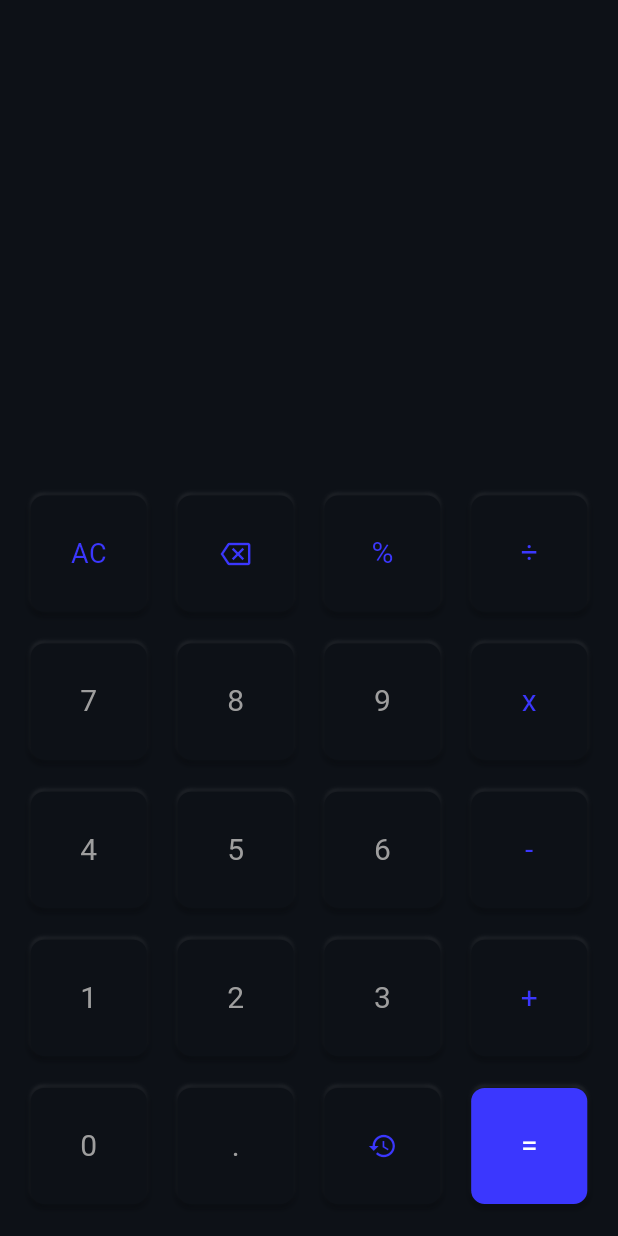
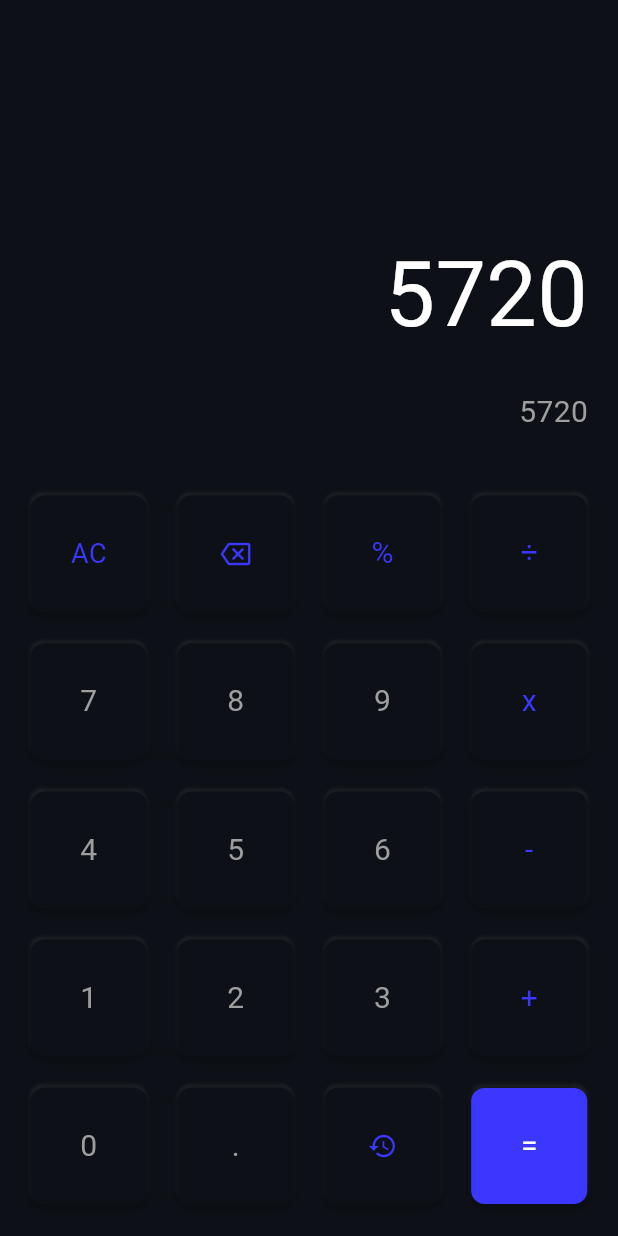
Before and after one commit to itsAliTahir/flutter_calculator_app, a Flutter app: the screen it shows after launch, on a phone screen of 412 x 824 dp. Run offline on Flutter 3.47's test engine with Material 3 defaults, Android fonts, the phone set to English and light mode, and no system bars; drawn by our look-alikes of flutter_bounceable.

Commit message:
basic theme made

```diff
--- a/lib/screens/homescreen.dart
+++ b/lib/screens/homescreen.dart
@@ -1,5 +1,6 @@
 import 'package:calculator_app/models/themedata.dart';
 import 'package:calculator_app/widgets/numpad.dart';
+import 'package:calculator_app/widgets/screen.dart';
 import 'package:flutter/material.dart';
 
 class HomeScreen extends StatelessWidget {
@@ -9,20 +10,15 @@ class HomeScreen extends StatelessWidget {
   Widget build(BuildContext context) {
     return Scaffold(
       backgroundColor: themeColor,
-      body: Column(
+      body: const Column(
         children: [
           Expanded(
             flex: 3,
-            child: Container(
-                // color: Colors.amber,
-                ),
+            child: Screen(),
           ),
           Expanded(
             flex: 5,
-            child: Container(
-              // color: Colors.blue,
-              child: NumPad(),
-            ),
+            child: NumPad(),
           )
         ],
       ),
--- a/lib/widgets/button.dart
+++ b/lib/widgets/button.dart
@@ -3,12 +3,12 @@ import 'package:flutter_bounceable/flutter_bounceable.dart';
 
 import '../models/themedata.dart';
 
+// ignore: must_be_immutable
 class Button extends StatefulWidget {
   String text;
   Color textColor;
   Color backgroundColor;
-  Button(String this.text, Color this.textColor, Color this.backgroundColor,
-      {super.key});
+  Button(this.text, this.textColor, this.backgroundColor, {super.key});
 
   @override
   State<Button> createState() => _ButtonState();
@@ -21,9 +21,6 @@ class _ButtonState extends State<Button> {
   Widget build(BuildContext context) {
     double screenWidth = MediaQuery.of(context).size.width;
     double screenHeight = MediaQuery.of(context).size.height;
-
-    print(screenWidth);
-    print(screenHeight);
     return Bounceable(
       onTap: () {},
       onTapDown: (p0) {
--- a/lib/widgets/numpad.dart
+++ b/lib/widgets/numpad.dart
@@ -1,7 +1,7 @@
+// ignore_for_file: non_constant_identifier_names
+
 import 'package:calculator_app/models/themedata.dart';
 import 'package:flutter/material.dart';
-import 'package:flutter_bounceable/flutter_bounceable.dart';
-
 import 'button.dart';
 
 class NumPad extends StatefulWidget {
@@ -14,12 +14,6 @@ class NumPad extends StatefulWidget {
 class _NumPadState extends State<NumPad> {
   @override
   Widget build(BuildContext context) {
-    double screenWidth = MediaQuery.of(context).size.width;
-    double screenHeight = MediaQuery.of(context).size.height;
-
-    print(screenWidth);
-    print(screenHeight);
-
     Widget buttonsRow(
         Widget ButtonA, Widget ButtonB, Widget ButtonC, Widget ButtonD) {
       return Row(
--- /dev/null
+++ b/lib/widgets/screen.dart
@@ -0,0 +1,41 @@
+import 'package:calculator_app/models/themedata.dart';
+import 'package:flutter/material.dart';
+
+class Screen extends StatefulWidget {
+  const Screen({super.key});
+
+  @override
+  State<Screen> createState() => _ScreenState();
+}
+
+class _ScreenState extends State<Screen> {
+  @override
+  Widget build(BuildContext context) {
+    return Container(
+      margin: EdgeInsets.all(20),
+      child: Column(
+        mainAxisAlignment: MainAxisAlignment.end,
+        crossAxisAlignment: CrossAxisAlignment.end,
+        children: [
+          Align(
+            alignment: Alignment.centerRight,
+            child: Text(
+              "5720",
+              style: TextStyle(color: Colors.white, fontSize: 60),
+            ),
+          ),
+          SizedBox(
+            height: 20,
+          ),
+          Align(
+            alignment: Alignment.centerRight,
+            child: Text(
+              "5720",
+              style: TextStyle(color: numericColor, fontSize: 20),
+            ),
+          ),
+        ],
+      ),
+    );
+  }
+}
```
